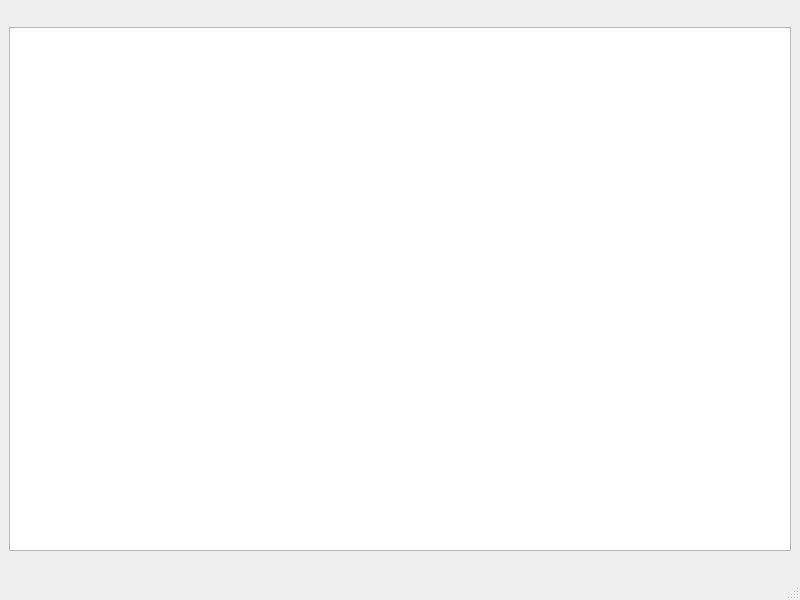
11111Divyam11111/Node-Based-Image-Processor, file mainwindow.ui: the form before one commit.
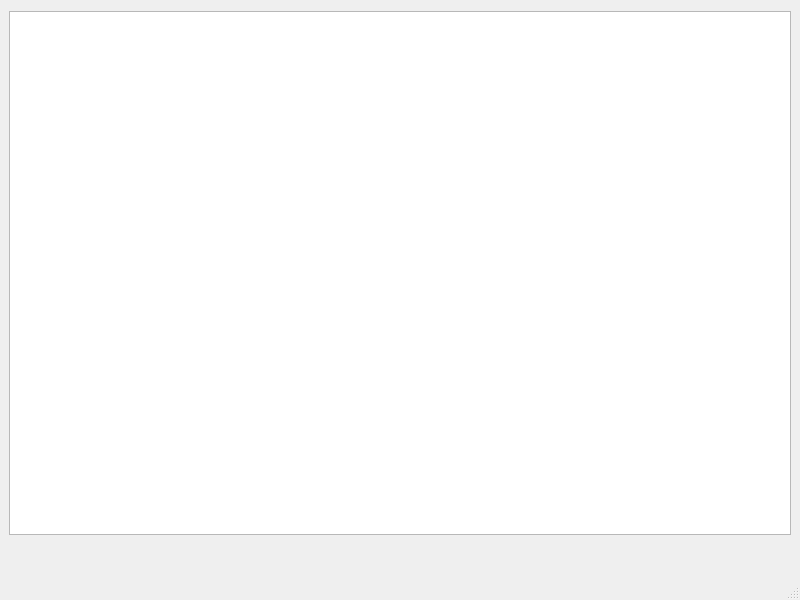
The form after the commit.

The edit to the form file:
```diff
--- a/mainwindow.ui
+++ b/mainwindow.ui
@@ -12,13 +12,22 @@
   </property>
   <property name="font">
    <font>
-    <family>Blackadder ITC</family>
+    <family>Bodoni MT</family>
    </font>
   </property>
   <property name="windowTitle">
    <string>MainWindow</string>
   </property>
   <widget class="QWidget" name="centralwidget">
+   <property name="enabled">
+    <bool>true</bool>
+   </property>
+   <property name="maximumSize">
+    <size>
+     <width>800</width>
+     <height>546</height>
+    </size>
+   </property>
    <layout class="QHBoxLayout" name="horizontalLayout">
     <item>
      <widget class="QGraphicsView" name="graphicsViewCanvas">
```
Left out of the diff: 2 changed lines with no effect on the pictures.
